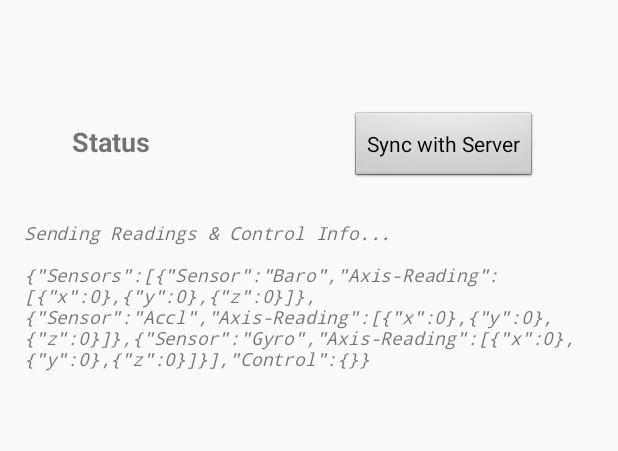
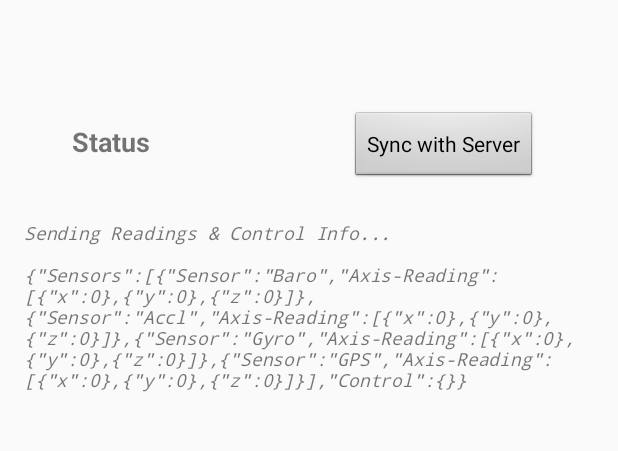
Before and after one commit to raokrutarth/CrowdSensing, an Android app: the screen it shows after launch (MainActivity), after a tap on "Sync with Server", on a phone screen of 412 x 824 dp, the part 169-620 px from its top. Run offline under Robolectric (Android 15) with nearby library versions, the phone set to English and light mode, and no system bars.

Commit message:
New sensor reporting merged

```diff
--- a/CrowdSensingClient/app/src/main/java/edu/purdue/dcsl/crowdsensingclient/ControlLogger.java
+++ b/CrowdSensingClient/app/src/main/java/edu/purdue/dcsl/crowdsensingclient/ControlLogger.java
@@ -24,11 +24,7 @@ public class ControlLogger extends IntentService
     @Override
     protected void onHandleIntent(Intent intent)
     {
-        for(int i = 0; i < 3; i++)
-        {
-            logControl();
-        }
-
+        logControl();
     }
 
     /* This method will run every ~1hr and save
--- a/CrowdSensingClient/app/src/main/java/edu/purdue/dcsl/crowdsensingclient/GyroService.java
+++ b/CrowdSensingClient/app/src/main/java/edu/purdue/dcsl/crowdsensingclient/GyroService.java
@@ -16,7 +16,9 @@ import java.io.BufferedWriter;
 import java.io.File;
 import java.io.FileWriter;
 import java.io.IOException;
+import java.text.SimpleDateFormat;
 import java.util.ArrayList;
+import java.util.Date;
 import java.util.List;
 
 /**
@@ -105,7 +107,9 @@ public class GyroService extends Service implements SensorEventListener {
             BufferedWriter buf = new BufferedWriter(new FileWriter(logFile, false));
             buf.append(text);
             buf.newLine();
-            System.out.println("finished writing to " + logFile.getAbsolutePath() );
+            SimpleDateFormat sdf = new SimpleDateFormat("dd-hh-mm-ss");
+            String res = sdf.format(new Date());
+            System.out.println("finished writing to [" + res+ "] " + logFile.getAbsolutePath() );
             buf.close();
         }
         catch (IOException e)
--- a/CrowdSensingClient/app/src/main/java/edu/purdue/dcsl/crowdsensingclient/MainActivity.java
+++ b/CrowdSensingClient/app/src/main/java/edu/purdue/dcsl/crowdsensingclient/MainActivity.java
@@ -77,10 +77,10 @@ public class MainActivity extends AppCompatActivity
         PendingIntent scheduleGyroIntent = PendingIntent.getService(getApplicationContext(), 0, intentGyro, PendingIntent.FLAG_UPDATE_CURRENT);
         PendingIntent scheduleBaroIntent = PendingIntent.getService(getApplicationContext(), 0, intentBaro, PendingIntent.FLAG_UPDATE_CURRENT);
         PendingIntent scheduleAccelIntent = PendingIntent.getService(getApplicationContext(), 0, intentAccel, PendingIntent.FLAG_UPDATE_CURRENT);
-
-        myscheduler.setRepeating(AlarmManager.RTC_WAKEUP, calendar.getTimeInMillis(), 1, scheduleGyroIntent);
-        myscheduler.setRepeating(AlarmManager.RTC_WAKEUP, calendar.getTimeInMillis(), 1, scheduleBaroIntent);
-        myscheduler.setRepeating(AlarmManager.RTC_WAKEUP, calendar.getTimeInMillis(), 1, scheduleAccelIntent);
+        long interval = 120000;
+        myscheduler.setRepeating(AlarmManager.RTC_WAKEUP, 1, interval, scheduleGyroIntent);
+        myscheduler.setRepeating(AlarmManager.RTC_WAKEUP, 1, interval, scheduleBaroIntent);
+        myscheduler.setRepeating(AlarmManager.RTC_WAKEUP, 1, interval, scheduleAccelIntent);
 
         sr = new SensorReader( getApplicationContext() );
     }
@@ -194,13 +194,15 @@ public class MainActivity extends AppCompatActivity
 
             JSONObject controlJson = getControlJson();
             JSONArray sensorArr = new JSONArray();
-            for(int i = 0; i < 3; i++)
+            for(int i = 0; i < 4; i++)
             {
                 JSONObject sensorJson;
                 if(i == 2 )
                     sensorJson = getSensorJson("Gyro");
                 else if( i ==0)
                     sensorJson = getSensorJson("Baro");
+                else if(i==3)
+                    sensorJson = getSensorJson("GPS");
                 else
                     sensorJson = getSensorJson("Accl");
                 sensorArr.put(sensorJson);
@@ -311,7 +313,7 @@ public class MainActivity extends AppCompatActivity
         }
         try
         {
-            BufferedWriter buf = new BufferedWriter(new FileWriter(logFile, false));
+            BufferedWriter buf = new BufferedWriter(new FileWriter(logFile, true));
             buf.append(string);
             buf.newLine();
             System.out.println("finished writing to " + logFile.getAbsolutePath() );
```
Also changed, not shown: CrowdSensingClient/app/src/main/java/edu/purdue/dcsl/crowdsensingclient/AccelService.java (+6 -2 lines), CrowdSensingClient/app/src/main/java/edu/purdue/dcsl/crowdsensingclient/BaroService.java (+5 -2 lines).
